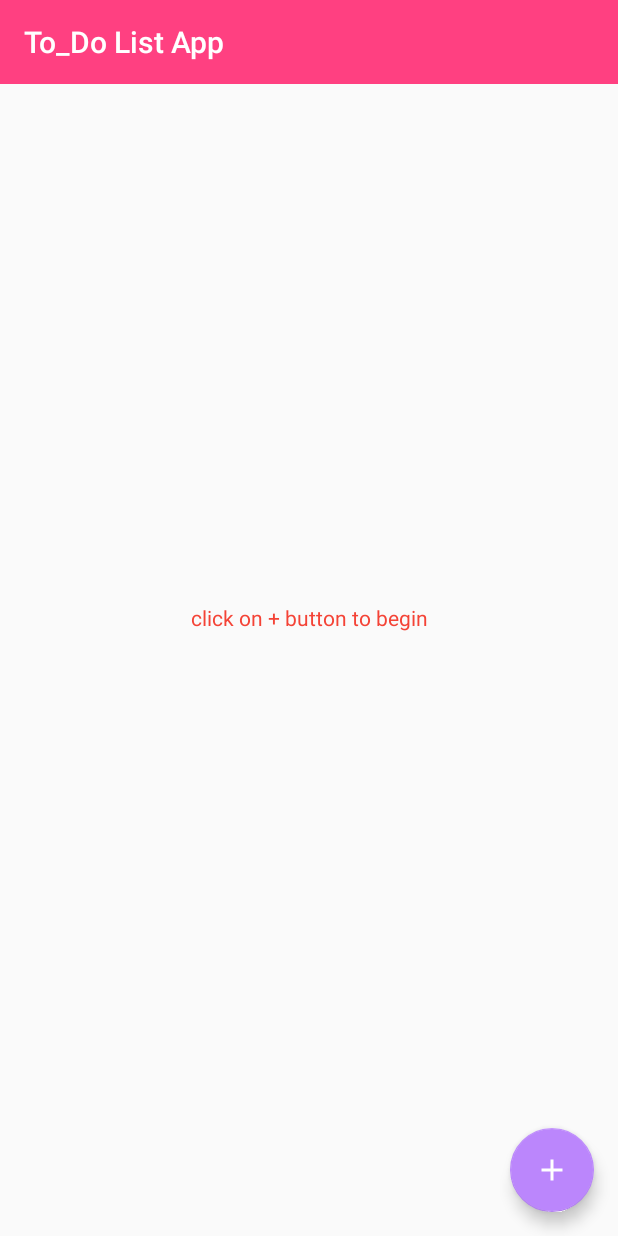
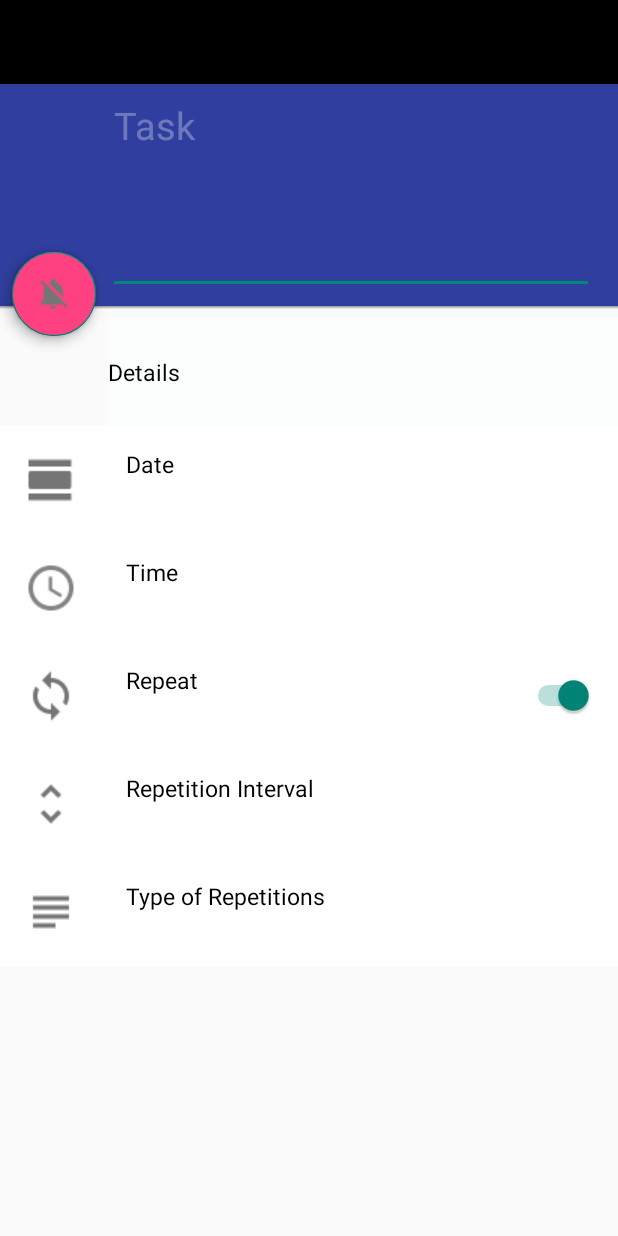
Before and after one commit to BushraKhalid01/MC_Semester_Project, an Android app: the screen it shows after launch (MainActivity before the commit, AddReminder after it), after a tap on an icon or button, on a phone screen of 412 x 824 dp. Run offline under Robolectric (Android 15) with nearby library versions, the phone set to English and light mode, and no system bars.

Commit message:
commit 2 Add Reminder screen added

```diff
--- a/MC_Reminder_ToDoList/app/src/main/AndroidManifest.xml
+++ b/MC_Reminder_ToDoList/app/src/main/AndroidManifest.xml
@@ -9,6 +9,7 @@
         android:roundIcon="@mipmap/ic_launcher_round"
         android:supportsRtl="true"
         android:theme="@style/Theme.MC_Reminder_ToDoList">
+        <activity android:name=".AddReminder"></activity>
         <activity android:name=".MainActivity">
             <intent-filter>
                 <action android:name="android.intent.action.MAIN" />
--- /dev/null
+++ b/MC_Reminder_ToDoList/app/src/main/java/org/haqnawaz/mc_reminder_todolist/AddReminder.java
@@ -0,0 +1,14 @@
+package org.haqnawaz.mc_reminder_todolist;
+
+import androidx.appcompat.app.AppCompatActivity;
+
+import android.os.Bundle;
+
+public class AddReminder extends AppCompatActivity {
+
+    @Override
+    protected void onCreate(Bundle savedInstanceState) {
+        super.onCreate(savedInstanceState);
+        setContentView(R.layout.activity_add_reminder);
+    }
+}
--- a/MC_Reminder_ToDoList/app/src/main/java/org/haqnawaz/mc_reminder_todolist/MainActivity.java
+++ b/MC_Reminder_ToDoList/app/src/main/java/org/haqnawaz/mc_reminder_todolist/MainActivity.java
@@ -20,6 +20,12 @@ public class MainActivity extends AppCompatActivity {
         setContentView(R.layout.activity_main);
         toolbar= findViewById(R.id.toolbar);
         setSupportActionBar(toolbar);
+
+
     }
 
+    public void AddReminder(View view) {
+        Intent intent = new Intent(MainActivity.this, AddReminder.class);
+        startActivity(intent);
+    }
 }
--- /dev/null
+++ b/MC_Reminder_ToDoList/app/src/main/res/drawable-v24/toolbar_dropshadow.xml
@@ -0,0 +1,9 @@
+<shape xmlns:android="http://schemas.android.com/apk/res/android"
+       android:shape="rectangle">
+
+    <gradient
+        android:startColor="@android:color/transparent"
+        android:endColor="#88333333"
+        android:angle="90"/>
+
+</shape>
--- /dev/null
+++ b/MC_Reminder_ToDoList/app/src/main/res/layout/activity_add_reminder.xml
@@ -0,0 +1,337 @@
+<?xml version="1.0" encoding="utf-8"?>
+<RelativeLayout xmlns:android="http://schemas.android.com/apk/res/android"
+    xmlns:app="http://schemas.android.com/apk/res-auto"
+    xmlns:tools="http://schemas.android.com/tools"
+    android:layout_width="match_parent"
+    android:layout_height="match_parent"
+    tools:context=".AddReminder">
+
+    <androidx.appcompat.widget.Toolbar
+        android:id="@+id/toolbar"
+        android:layout_width="match_parent"
+        android:layout_height="wrap_content"
+        android:background="@color/black"
+        android:minHeight="?attr/actionBarSize"
+        app:contentInsetLeft="0dp"
+        app:contentInsetStart="16dp" />
+
+    <LinearLayout
+        android:id="@+id/add_reminder_layout_top"
+        android:layout_width="match_parent"
+        android:layout_height="148dp"
+        android:layout_below="@+id/toolbar"
+        android:background="@color/colorPrimaryDark"
+        android:orientation="vertical">
+
+        <EditText
+            android:id="@+id/reminder_title"
+            android:layout_width="match_parent"
+            android:layout_height="140dp"
+            android:layout_marginLeft="72dp"
+            android:layout_marginRight="16dp"
+            android:gravity="top|left"
+            android:hint="@string/add_reminder"
+            android:inputType="textCapWords|textMultiLine"
+            android:lines="4"
+            android:minLines="4"
+            android:scrollHorizontally="false"
+            android:textColor="@color/white"
+            android:textColorHint="@color/primary_text_disabled_material_dark"
+            android:textSize="25dp" />
+
+    </LinearLayout>
+
+    <ScrollView
+        android:layout_width="fill_parent"
+        android:layout_below="@id/add_reminder_layout_top"
+        android:layout_height="fill_parent">
+
+        <LinearLayout
+            android:layout_width="match_parent"
+            android:orientation="vertical"
+            android:layout_height="wrap_content">
+
+            <TextView
+                android:id="@+id/details"
+                android:layout_width="match_parent"
+                android:layout_height="72dp"
+                android:layout_marginLeft="72dp"
+                android:layout_marginTop="8dp"
+                android:background="#FCFDFD"
+                android:gravity="center_vertical"
+                android:text="@string/details"
+                android:textColor="@color/black"
+                android:textSize="15dp" />
+
+            <RelativeLayout
+                android:id="@+id/date"
+                android:layout_width="match_parent"
+                android:layout_height="72dp"
+                android:background="@color/white"
+                android:clickable="true">
+
+                <ImageView
+                    android:id="@+id/date_icon"
+                    android:layout_width="wrap_content"
+                    android:layout_height="wrap_content"
+                    android:layout_alignParentLeft="true"
+                    android:layout_centerVertical="true"
+                    android:layout_marginLeft="16dp"
+                    android:layout_marginRight="32dp"
+                    android:src="@drawable/ic_view_day_grey600_24dp" />
+
+                <LinearLayout
+                    android:layout_width="wrap_content"
+                    android:layout_height="wrap_content"
+                    android:layout_centerVertical="true"
+                    android:layout_toRightOf="@id/date_icon"
+                    android:orientation="vertical">
+
+                    <TextView
+                        android:id="@+id/date_text"
+                        android:layout_width="wrap_content"
+                        android:layout_height="wrap_content"
+                        android:text="@string/date"
+                        android:textColor="@color/black"
+                        android:textSize="15dp" />
+
+                    <TextView
+                        android:id="@+id/set_date"
+                        android:layout_width="wrap_content"
+                        android:layout_height="wrap_content"
+                        android:textColor="@color/abc_secondary_text_material_dark"
+                        android:textSize="15dp" />
+
+                </LinearLayout>
+
+            </RelativeLayout>
+
+            <RelativeLayout
+                android:id="@+id/time"
+                android:layout_width="match_parent"
+                android:layout_height="72dp"
+                android:background="@color/white"
+                android:clickable="true">
+
+                <ImageView
+                    android:id="@+id/time_icon"
+                    android:layout_width="wrap_content"
+                    android:layout_height="wrap_content"
+                    android:layout_alignParentLeft="true"
+                    android:layout_centerVertical="true"
+                    android:layout_marginLeft="16dp"
+                    android:layout_marginRight="32dp"
+                    android:src="@drawable/ic_access_time_grey600_24dp" />
+
+                <LinearLayout
+                    android:layout_width="wrap_content"
+                    android:layout_height="wrap_content"
+                    android:layout_centerVertical="true"
+                    android:layout_toRightOf="@id/time_icon"
+                    android:orientation="vertical">
+
+                    <TextView
+                        android:id="@+id/time_text"
+                        android:layout_width="wrap_content"
+                        android:layout_height="wrap_content"
+                        android:text="@string/time"
+                        android:textColor="@color/black"
+                        android:textSize="15dp" />
+
+                    <TextView
+                        android:id="@+id/set_time"
+                        android:layout_width="wrap_content"
+                        android:layout_height="wrap_content"
+                        android:textColor="@color/abc_secondary_text_material_dark"
+                        android:textSize="15dp" />
+
+                </LinearLayout>
+
+            </RelativeLayout>
+
+            <RelativeLayout
+                android:id="@+id/repeat"
+                android:layout_width="match_parent"
+                android:layout_height="72dp"
+                android:background="@color/white">
+
+                <ImageView
+                    android:id="@+id/repeat_icon"
+                    android:layout_width="wrap_content"
+                    android:layout_height="wrap_content"
+                    android:layout_alignParentLeft="true"
+                    android:layout_centerVertical="true"
+                    android:layout_marginLeft="16dp"
+                    android:layout_marginRight="32dp"
+                    android:src="@drawable/ic_sync_grey600_24dp" />
+
+                <LinearLayout
+                    android:id="@+id/repeat_ll"
+                    android:layout_width="wrap_content"
+                    android:layout_height="wrap_content"
+                    android:layout_centerVertical="true"
+                    android:layout_toRightOf="@id/repeat_icon"
+                    android:orientation="vertical">
+
+                    <TextView
+                        android:id="@+id/repeat_text"
+                        android:layout_width="wrap_content"
+                        android:layout_height="wrap_content"
+                        android:text="@string/repeat"
+                        android:textColor="@color/black"
+                        android:textSize="15dp" />
+
+                    <TextView
+                        android:id="@+id/set_repeat"
+                        android:layout_width="wrap_content"
+                        android:layout_height="wrap_content"
+                        android:textColor="@color/abc_secondary_text_material_dark"
+                        android:textSize="15dp" />
+
+                </LinearLayout>
+
+                <Switch
+                    android:id="@+id/repeat_switch"
+                    android:layout_width="wrap_content"
+                    android:layout_height="wrap_content"
+                    android:layout_alignParentRight="true"
+                    android:layout_centerVertical="true"
+                    android:layout_marginLeft="8dp"
+                    android:layout_marginRight="16dp"
+                    android:background="#FFFFFF"
+                    android:checked="true"
+                    android:onClick="onSwitchRepeat"
+                    android:textOff="Off"
+                    android:textOn="On" />
+
+            </RelativeLayout>
+
+            <RelativeLayout
+                android:id="@+id/RepeatNo"
+                android:layout_width="match_parent"
+                android:layout_height="72dp"
+                android:background="@color/white"
+                android:clickable="true"
+                android:onClick="setRepeatNo">
+
+                <ImageView
+                    android:id="@+id/repeat_no_icon"
+                    android:layout_width="wrap_content"
+                    android:layout_height="wrap_content"
+                    android:layout_alignParentLeft="true"
+                    android:layout_centerVertical="true"
+                    android:layout_marginLeft="16dp"
+                    android:layout_marginRight="32dp"
+                    android:src="@drawable/ic_unfold_more_grey600_24dp" />
+
+                <LinearLayout
+                    android:layout_width="wrap_content"
+                    android:layout_height="wrap_content"
+                    android:layout_centerVertical="true"
+                    android:layout_toRightOf="@id/repeat_no_icon"
+                    android:orientation="vertical">
+
+                    <TextView
+                        android:id="@+id/repeat_no_text"
+                        android:layout_width="wrap_content"
+                        android:layout_height="wrap_content"
+                        android:text="@string/repeat_no"
+                        android:textColor="@color/black"
+                        android:textSize="15dp" />
+
+                    <TextView
+                        android:id="@+id/set_repeat_no"
+                        android:layout_width="wrap_content"
+                        android:layout_height="wrap_content"
+                        android:textColor="@color/abc_secondary_text_material_dark"
+                        android:textSize="15dp" />
+
+                </LinearLayout>
+
+            </RelativeLayout>
+
+            <RelativeLayout
+                android:id="@+id/RepeatType"
+                android:layout_width="match_parent"
+                android:layout_height="72dp"
+                android:background="@color/white"
+                android:clickable="true"
+                android:onClick="selectRepeatType">
+
+                <ImageView
+                    android:id="@+id/repeat_type_icon"
+                    android:layout_width="wrap_content"
+                    android:layout_height="wrap_content"
+                    android:layout_alignParentLeft="true"
+                    android:layout_centerVertical="true"
+                    android:layout_marginLeft="16dp"
+                    android:layout_marginRight="32dp"
+                    android:src="@drawable/ic_subject_grey600_24dp" />
+
+                <LinearLayout
+                    android:layout_width="wrap_content"
+                    android:layout_height="wrap_content"
+                    android:layout_centerVertical="true"
+                    android:layout_toRightOf="@id/repeat_type_icon"
+                    android:orientation="vertical">
+
+                    <TextView
+                        android:id="@+id/repeat_type_text"
+                        android:layout_width="wrap_content"
+                        android:layout_height="wrap_content"
+                        android:text="@string/repeat_type"
+                        android:textColor="@color/black"
+                        android:textSize="15dp" />
+
+                    <TextView
+                        android:id="@+id/set_repeat_type"
+                        android:layout_width="wrap_content"
+                        android:layout_height="wrap_content"
+                        android:textColor="@color/abc_secondary_text_material_dark"
+                        android:textSize="15dp" />
+
+                </LinearLayout>
+
+            </RelativeLayout>
+
+        </LinearLayout>
+
+    </ScrollView>
+
+    <View
+        android:layout_width="match_parent"
+        android:layout_height="2dp"
+        android:layout_below="@+id/add_reminder_layout_top"
+        android:background="@drawable/toolbar_dropshadow" />
+
+    <com.google.android.material.floatingactionbutton.FloatingActionButton
+        android:id="@+id/starred1"
+        android:layout_width="wrap_content"
+        android:layout_height="wrap_content"
+        android:clickable="true"
+        android:onClick="selectFab1"
+        app:fab_icon="@drawable/ic_notifications_off_grey600_24dp"
+        app:fab_colorNormal="@color/colorAccent"
+        app:fab_colorPressed="@color/fab_pressed"
+        app:fab_size="normal"
+        android:layout_alignParentLeft="true"
+        android:layout_marginTop="168dp"
+        android:layout_centerHorizontal="true"
+        android:layout_marginLeft="8dp"/>
+
+    <com.google.android.material.floatingactionbutton.FloatingActionButton
+        android:id="@+id/fab"
+        android:layout_width="wrap_content"
+        android:layout_height="wrap_content"
+        android:layout_alignParentLeft="true"
+        android:layout_centerHorizontal="true"
+        android:layout_marginLeft="8dp"
+        android:layout_marginTop="168dp"
+        android:backgroundTint="@color/colorAccent"
+        android:onClick="selectFab2"
+        android:src="@drawable/ic_notifications_off_grey600_24dp"
+        app:fabSize="auto"
+        app:fab_colorNormal="@color/colorAccent"
+        app:fab_colorPressed="@color/fab_pressed"
+        app:fab_size="normal" />
+</RelativeLayout>
--- a/MC_Reminder_ToDoList/app/src/main/res/layout/activity_main.xml
+++ b/MC_Reminder_ToDoList/app/src/main/res/layout/activity_main.xml
@@ -10,7 +10,7 @@
         android:id="@+id/toolbar"
         android:layout_width="match_parent"
         android:layout_height="wrap_content"
-        android:background="@color/colorAccent"
+        android:background="@color/black"
         android:minHeight="?attr/actionBarSize"
         app:contentInsetLeft="0dp"
         app:contentInsetStart="16dp"
@@ -51,7 +51,7 @@
         android:layout_marginBottom="@dimen/fab_margin"
         android:onClick="AddReminder"
         android:src="@drawable/ic_add"
-        app:backgroundTint="@color/purple_200"
+        app:backgroundTint="@color/colorAccent"
         app:fabSize="normal" />
 
 
--- a/MC_Reminder_ToDoList/app/src/main/res/values/strings.xml
+++ b/MC_Reminder_ToDoList/app/src/main/res/values/strings.xml
@@ -1,3 +1,13 @@
 <resources>
     <string name="app_name">To_Do List App</string>
+    <string name="title_activity_add_reminder">Add Task</string>
+    <string name="title_activity_edit_reminder">Edit Task</string>
+    <string name="add_reminder">Task</string>
+    <string name="details">Details</string>
+    <string name="date">Date</string>
+    <string name="time">Time</string>
+    <string name="repeat">Repeat</string>
+    <string name="repeat_off">Off</string>
+    <string name="repeat_no">Repetition Interval </string>
+    <string name="repeat_type">Type of Repetitions</string>
 </resources>
--- a/MC_Reminder_ToDoList/app/src/main/res/values/styles.xml
+++ b/MC_Reminder_ToDoList/app/src/main/res/values/styles.xml
@@ -1,4 +1,15 @@
-<?xml version="1.0" encoding="utf-8"?>
 <resources>
 
+    <!-- Base application theme. -->
+    <style name="AppTheme" parent="Theme.AppCompat.NoActionBar">
+        <!-- Customize your theme here. -->
+        <item name="colorPrimary">@color/colorPrimary</item>
+        <item name="colorPrimaryDark">@color/colorPrimaryDark</item>
+        <item name="colorAccent">@color/colorAccent</item>
+        <item name="actionModeBackground">@color/colorPrimary</item>
+        <item name="actionBarPopupTheme">@style/ThemeOverlay.AppCompat</item>
+        <item name="android:windowNoTitle">true</item>
+        <item name="windowActionModeOverlay">true</item>
+    </style>
+
 </resources>
--- /dev/null
+++ b/MC_Reminder_ToDoList/app/src/main/res/values/values.xml
@@ -0,0 +1,21 @@
+<?xml version="1.0" encoding="utf-8"?>
+<resources>
+    <declare-styleable name="AddFloatingActionButton"><attr format="color" name="fab_plusIconColor"/></declare-styleable>
+    <declare-styleable name="FloatingActionButton"><attr format="color" name="fab_colorPressed"/><attr format="color" name="fab_colorDisabled"/><attr format="color" name="fab_colorNormal"/><attr format="reference" name="fab_icon"/><attr format="enum" name="fab_size"><enum name="normal" value="0"/><enum name="mini" value="1"/></attr><attr format="string" name="fab_title"/><attr format="boolean" name="fab_stroke_visible"/></declare-styleable>
+    <declare-styleable name="FloatingActionsMenu"><attr format="color" name="fab_addButtonColorPressed"/><attr format="color" name="fab_addButtonColorNormal"/><attr format="enum" name="fab_addButtonSize"><enum name="normal" value="0"/><enum name="mini" value="1"/></attr><attr format="color" name="fab_addButtonPlusIconColor"/><attr format="boolean" name="fab_addButtonStrokeVisible"/><attr format="reference" name="fab_labelStyle"/><attr format="enum" name="fab_labelsPosition"><enum name="left" value="0"/><enum name="right" value="1"/></attr><attr format="enum" name="fab_expandDirection"><enum name="up" value="0"/><enum name="down" value="1"/><enum name="left" value="2"/><enum name="right" value="3"/></attr></declare-styleable>
+    <!-- From: file:/Users/chalup/src/android-floating-action-button/library/src/main/res/values/dimens.xml -->
+    <eat-comment/>
+    <dimen name="fab_actions_spacing">16dp</dimen>
+    <dimen name="fab_icon_size">24dp</dimen>
+    <dimen name="fab_labels_margin">8dp</dimen>
+    <dimen name="fab_plus_icon_size">14dp</dimen>
+    <dimen name="fab_plus_icon_stroke">2dp</dimen>
+    <dimen name="fab_shadow_offset">3dp</dimen>
+    <dimen name="fab_shadow_radius">9dp</dimen>
+    <dimen name="fab_size_mini">40dp</dimen>
+    <dimen name="fab_size_normal">56dp</dimen>
+    <dimen name="fab_stroke_width">1dp</dimen>
+    <eat-comment/>
+    <item name="fab_expand_menu_button" type="id"/>
+    <item name="fab_label" type="id"/>
+</resources>
```
Also changed, not shown: MC_Reminder_ToDoList/app/src/main/res/drawable-v24/ic_access_time_grey600_24dp.png (added), MC_Reminder_ToDoList/app/src/main/res/drawable-v24/ic_notifications_off_grey600_24dp.png (added), MC_Reminder_ToDoList/app/src/main/res/drawable-v24/ic_notifications_on_white_24dp.png (added), MC_Reminder_ToDoList/app/src/main/res/drawable-v24/ic_subject_grey600_24dp.png (added), MC_Reminder_ToDoList/app/src/main/res/drawable-v24/ic_sync_grey600_24dp.png (added), MC_Reminder_ToDoList/app/src/main/res/drawable-v24/ic_unfold_more_grey600_24dp.png (added), MC_Reminder_ToDoList/app/src/main/res/drawable-v24/ic_view_day_grey600_24dp.png (added).
